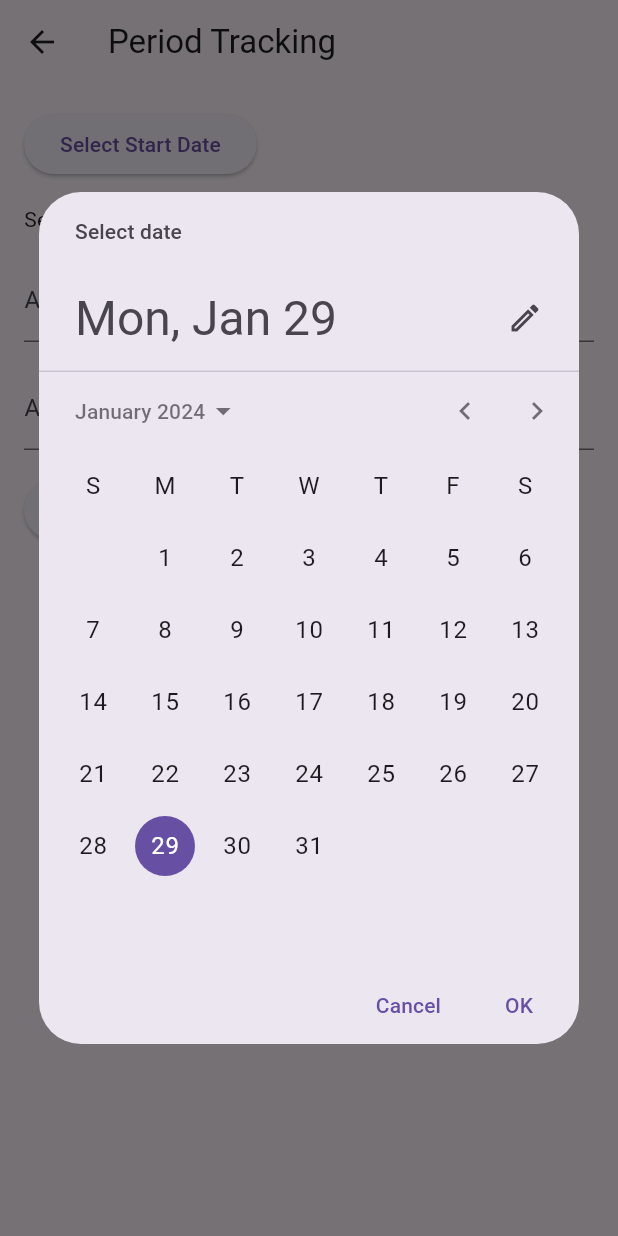
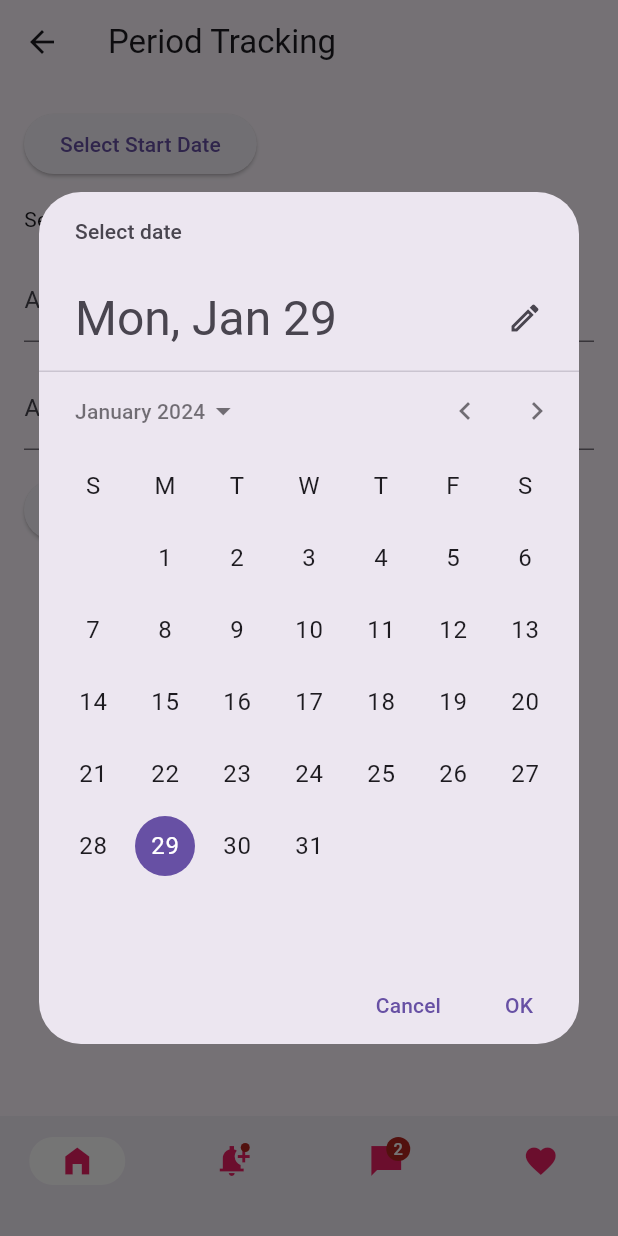
Before and after one commit to Its-alida/gdsc_2024, a Flutter app: the PeriodTrackingScreen screen opened directly, after a tap on "Select Start Date", on a phone screen of 412 x 824 dp. Run offline on Flutter 3.47's test engine with Material 3 defaults, Android fonts, the phone set to English and light mode, and no system bars; our stand-ins replace firebase_auth, firebase_core, flutter_svg, google_fonts, google_sign_in, sign_in_button; accounts and stored records are empty.

Commit message:
Update period_tracking_screen.dart

```diff
--- a/lib/src/pages/period_tracking_screen.dart
+++ b/lib/src/pages/period_tracking_screen.dart
@@ -1,4 +1,4 @@
-
+// TODO Implement this library.// period_tracking_screen.dart
 import 'package:flutter/material.dart';
 
 class PeriodTrackingScreen extends StatefulWidget {
@@ -10,7 +10,7 @@ class PeriodTrackingScreen extends StatefulWidget {
 
 class _PeriodTrackingScreenState extends State<PeriodTrackingScreen> {
   late DateTime selectedDate;
-
+  int currentPageIndex = 0;
   @override
   void initState() {
     super.initState();
@@ -62,8 +62,46 @@ class _PeriodTrackingScreenState extends State<PeriodTrackingScreen> {
               onPressed: () => _showPrediction(),
               child: const Text('Show Prediction'),
             ),
-          ],
+          ]
         ),
+      ),
+     bottomNavigationBar: NavigationBar(
+
+        onDestinationSelected: (int index){
+          setState(() {
+            currentPageIndex = index;
+          });
+        },
+        indicatorColor: Color.fromARGB(255, 255, 255, 255),
+        selectedIndex: currentPageIndex,
+        destinations: const <Widget>[
+          NavigationDestination(
+            // selectedIcon: Icon(Icons.home),
+            icon: Icon(
+              Icons.home_filled,
+              color: Colors.pink
+              ),
+            label: '',
+            ),
+            NavigationDestination(
+              icon: Badge(child : Icon(Icons.notification_add_sharp,color: Colors.pink)),
+              label: '',
+              ),
+              NavigationDestination(
+              icon: Badge(
+                label : Text('2'),
+                child: Icon(Icons.messenger_sharp,color: Colors.pink),
+              ),
+              label: '',
+              ),
+              NavigationDestination(
+                icon: Icon(
+                  Icons.favorite,
+                  color: Colors.pink,
+                ),  // Replace 'new_icon' with the icon you want to add
+                label: '',
+    ),
+        ],
       ),
     );
   }
@@ -82,7 +120,9 @@ class _PeriodTrackingScreenState extends State<PeriodTrackingScreen> {
   }
 
   void _showPrediction() {
-    // logic to calculate and display the prediction based on the input values
+    // Add logic to calculate and display the prediction based on the input values
+    // You can use the selectedDate, average period length, and average cycle length for calculations
+    // Display the result using a dialog or another UI element
     showDialog(
       context: context,
       builder: (BuildContext context) {
```
